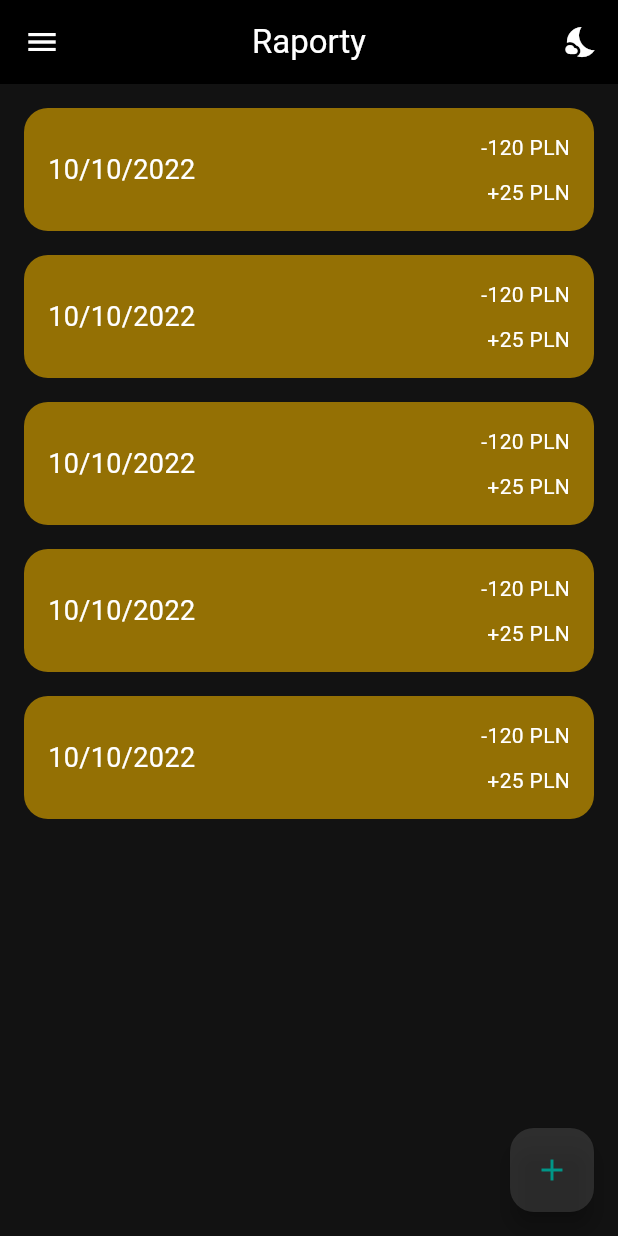
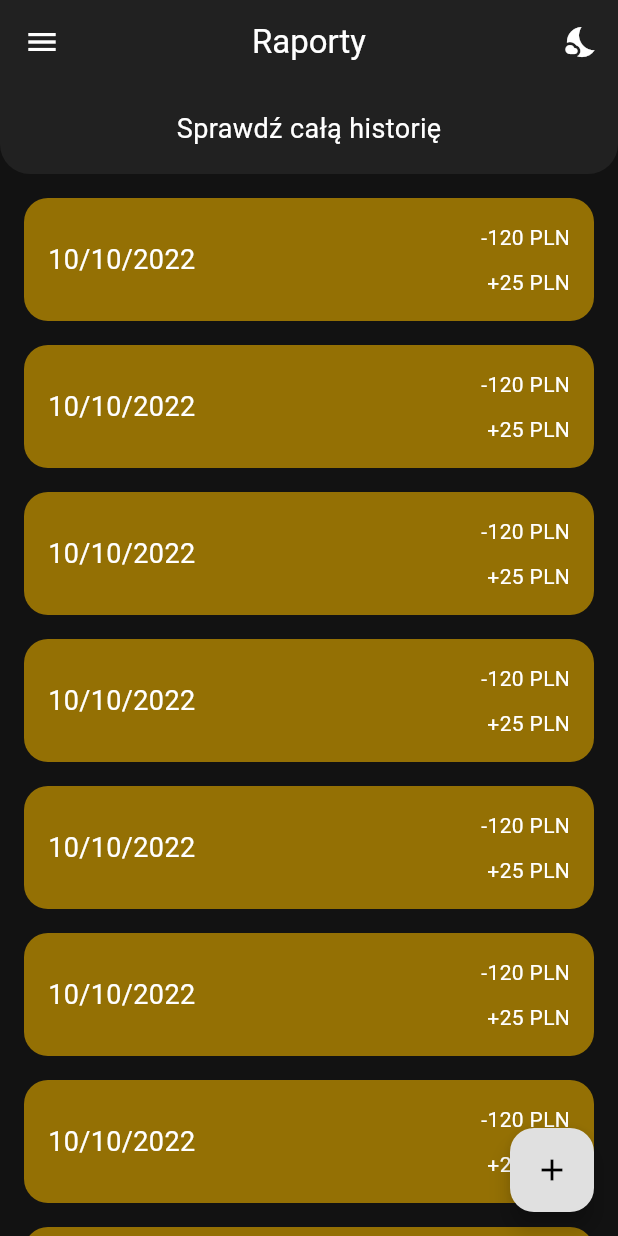
Before and after one commit to patrykstraczek/myfin, a Flutter app: the screen it shows once a user with an empty profile is signed in, on a phone screen of 412 x 824 dp. Run offline on Flutter 3.47's test engine with Material 2 defaults, Android fonts, the phone set to English and light mode, and no system bars; our stand-ins replace bloc, cloud_firestore, dio, firebase_auth, firebase_core, flutter_bloc and 4 more; missing offline and left inert: flutterfire_ui; accounts and stored records are empty; generated files the repository leaves out were written again; statements that could not run were skipped.

```diff
--- a/lib/App/features/pages/details/cubit/incomes/incomes_state.dart
+++ b/lib/App/features/pages/all_items/cubit/incomes/incomes_state.dart
@@ -1,5 +1,4 @@
 part of 'incomes_cubit.dart';
-
 
 @freezed
 class IncomesState with _$IncomesState {
--- a/lib/App/features/pages/details/pages/incomes_page.dart
+++ b/lib/App/features/pages/all_items/pages/incomes_page.dart
@@ -1,11 +1,11 @@
 import 'package:flutter/material.dart';
 import 'package:flutter_bloc/flutter_bloc.dart';
+import 'package:flutter_gen/gen_l10n/app_localizations.dart';
 import 'package:intl/intl.dart';
 import 'package:myfin/App/core/enums.dart';
 import 'package:myfin/App/domain/models/incomes_model.dart';
-import 'package:myfin/App/features/pages/home/cubit/incomes/incomes_cubit.dart';
-import 'package:flutter_gen/gen_l10n/app_localizations.dart';
-import 'package:myfin/app/injection_container.dart';
+import 'package:myfin/App/features/pages/all_items/cubit/incomes/incomes_cubit.dart';
+import 'package:myfin/App/injection_container.dart';
 
 class IncomesPage extends StatelessWidget {
   const IncomesPage({
--- a/lib/App/features/pages/details/pages/spendings_page.dart
+++ b/lib/App/features/pages/all_items/pages/spendings_page.dart
@@ -3,7 +3,7 @@ import 'package:flutter_bloc/flutter_bloc.dart';
 import 'package:intl/intl.dart';
 import 'package:myfin/App/core/enums.dart';
 import 'package:myfin/App/domain/models/spendings_model.dart';
-import 'package:myfin/App/features/pages/home/cubit/spendings/spendings_cubit.dart';
+import 'package:myfin/App/features/pages/all_items/cubit/spendings/spendings_cubit.dart';
 import 'package:flutter_gen/gen_l10n/app_localizations.dart';
 
 import 'package:myfin/app/injection_container.dart';
--- a/lib/App/features/pages/home/pages/home_page.dart
+++ b/lib/App/features/pages/home/pages/home_page.dart
@@ -2,7 +2,8 @@ import 'package:flutter/material.dart';
 import 'package:myfin/App/features/pages/add/pages/add_page.dart';
 import 'package:myfin/App/widgets/drawer_widget.dart';
 import 'package:myfin/app/domain/theme/theme_provider.dart';
-import 'package:myfin/app/features/pages/details/pages/details_page.dart';
+import 'package:myfin/App/features/pages/all_items/pages/all_items_page.dart';
+import 'package:myfin/App/features/pages/details/details_page.dart';
 
 import 'package:provider/provider.dart';
 
@@ -21,6 +22,7 @@ class _HomePageState extends State<HomePage> {
     return Scaffold(
       drawer: const DrawerWidget(),
       appBar: AppBar(
+        backgroundColor: isDarkMode ? Colors.grey[900] : Colors.white,
         title: const Text('Raporty'),
         centerTitle: true,
         actions: [
@@ -46,8 +48,8 @@ class _HomePageState extends State<HomePage> {
         ],
       ),
       floatingActionButton: FloatingActionButton(
-        backgroundColor: isDarkMode ? Colors.white12 : Colors.grey[300],
-        foregroundColor: Colors.teal,
+        backgroundColor: Colors.grey[300],
+        foregroundColor: Colors.black,
         onPressed: () {
           Navigator.of(context).push(MaterialPageRoute(
             fullscreenDialog: true,
@@ -56,12 +58,20 @@ class _HomePageState extends State<HomePage> {
         },
         child: const Icon(Icons.add),
       ),
-      body: ListView(children: const [
-        _HomePageBody(),
-        _HomePageBody(),
-        _HomePageBody(),
-        _HomePageBody(),
-        _HomePageBody(),
+      body: Column(children: [
+        const _AllHistoryItem(),
+        Expanded(
+          child: ListView(children: const [
+            _HomePageBody(),
+            _HomePageBody(),
+            _HomePageBody(),
+            _HomePageBody(),
+            _HomePageBody(),
+            _HomePageBody(),
+            _HomePageBody(),
+            _HomePageBody(),
+          ]),
+        )
       ]),
     );
   }
@@ -120,3 +130,42 @@ class _HomePageBody extends StatelessWidget {
     ]);
   }
 }
+
+class _AllHistoryItem extends StatelessWidget {
+  const _AllHistoryItem({
+    Key? key,
+  }) : super(key: key);
+
+  @override
+  Widget build(BuildContext context) {
+    return Column(mainAxisAlignment: MainAxisAlignment.center, children: [
+      Container(
+        height: 60,
+        width: double.infinity,
+        decoration: BoxDecoration(
+          borderRadius: const BorderRadius.only(
+              bottomLeft: Radius.circular(20),
+              bottomRight: Radius.circular(20)),
+          color: isDarkMode ? Colors.grey[900] : Colors.white,
+        ),
+        child: InkWell(
+          onTap: () {
+            Navigator.of(context)
+                .push(MaterialPageRoute(builder: (_) => const AllItemsPage()));
+          },
+          child: Row(
+            mainAxisAlignment: MainAxisAlignment.center,
+            children: const [
+              Text(
+                'Sprawdź całą historię',
+                style: TextStyle(
+                  fontSize: 18,
+                ),
+              ),
+            ],
+          ),
+        ),
+      )
+    ]);
+  }
+}
```
Also changed, not shown: lib/App/features/pages/all_items/cubit/all_items/all_items_cubit.dart (renamed from lib/App/features/pages/details/cubit/details/details_cubit.dart, +10 -10 lines), lib/App/features/pages/all_items/cubit/all_items/all_items_state.dart (renamed from lib/App/features/pages/details/cubit/details/details_state.dart, +4 -4 lines), lib/App/features/pages/all_items/pages/all_items_page.dart (renamed from lib/App/features/pages/details/pages/details_page.dart, +23 -23 lines), lib/App/features/pages/details/details_page.dart (added, +324 -0 lines), lib/App/injection_container.dart (+4 -4 lines), lib/App/widgets/drawer_widget.dart (+3 -5 lines), lib/App/domain/models/exchange_rates_model.g.dart, lib/App/features/pages/all_items/cubit/all_items/all_items_cubit.freezed.dart, lib/App/features/pages/all_items/cubit/incomes/incomes_cubit.dart (renamed from lib/App/features/pages/details/cubit/incomes/incomes_cubit.dart), lib/App/features/pages/all_items/cubit/incomes/incomes_cubit.freezed.dart (renamed from lib/App/features/pages/details/cubit/incomes/incomes_cubit.freezed.dart), lib/App/features/pages/all_items/cubit/spendings/spendings_cubit.dart (renamed from lib/App/features/pages/details/cubit/spendings/spendings_cubit.dart), lib/App/features/pages/all_items/cubit/spendings/spendings_cubit.freezed.dart (renamed from lib/App/features/pages/details/cubit/spendings/spendings_cubit.freezed.dart), lib/App/features/pages/all_items/cubit/spendings/spendings_state.dart (renamed from lib/App/features/pages/details/cubit/spendings/spendings_state.dart).
